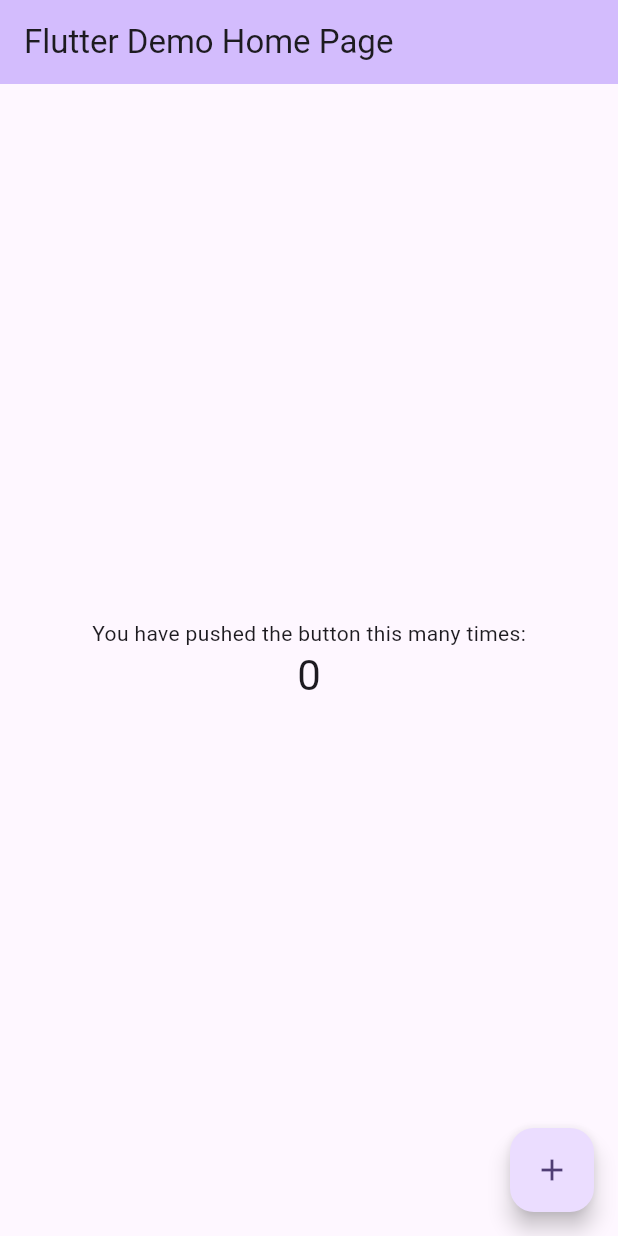
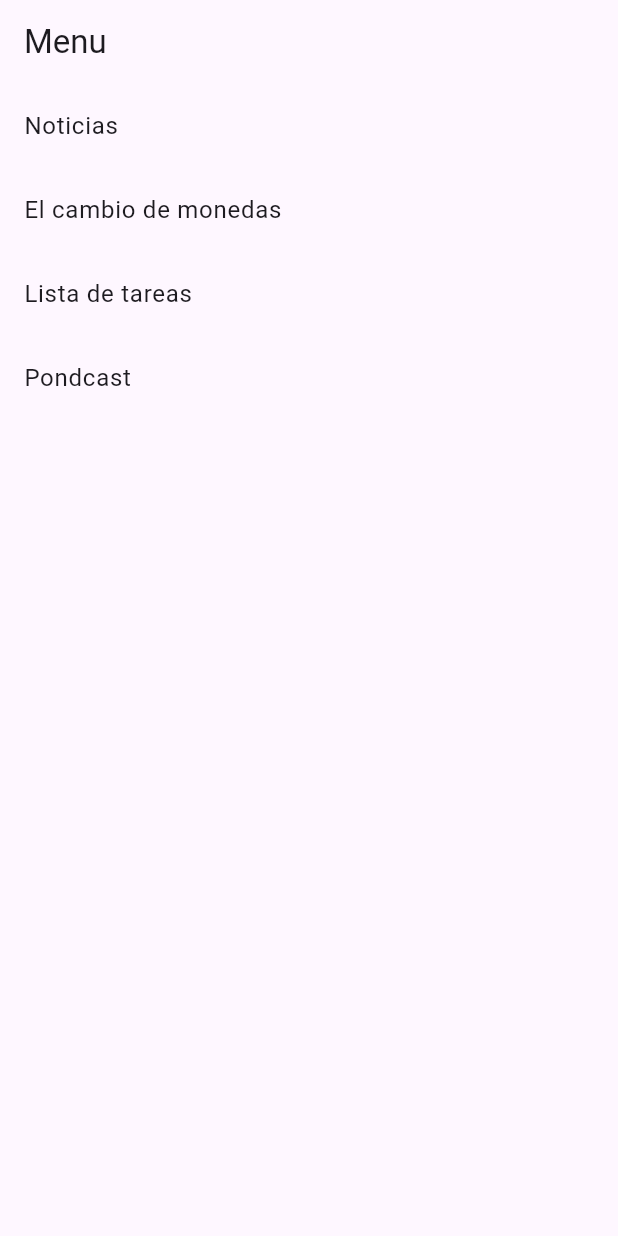
Before and after one commit to ClaudiaEspinal02/flutter_application_4, a Flutter app: the screen it shows after launch, on a phone screen of 412 x 824 dp. Run offline on Flutter 3.47's test engine with Material 3 defaults, Android fonts, the phone set to English and light mode, and no system bars.

Commit message:
Part1 Examen

```diff
--- a/lib/main.dart
+++ b/lib/main.dart
@@ -1,125 +1,25 @@
 import 'package:flutter/material.dart';
+import 'menu_screen.dart';
+import 'screen1.dart';
+import 'screen2.dart';
+import 'screen3.dart';
 
 void main() {
-  runApp(const MyApp());
+  runApp(MyApp());
 }
 
 class MyApp extends StatelessWidget {
-  const MyApp({super.key});
-
-  // This widget is the root of your application.
   @override
   Widget build(BuildContext context) {
     return MaterialApp(
-      title: 'Flutter Demo',
-      theme: ThemeData(
-        // This is the theme of your application.
-        //
-        // TRY THIS: Try running your application with "flutter run". You'll see
-        // the application has a purple toolbar. Then, without quitting the app,
-        // try changing the seedColor in the colorScheme below to Colors.green
-        // and then invoke "hot reload" (save your changes or press the "hot
-        // reload" button in a Flutter-supported IDE, or press "r" if you used
-        // the command line to start the app).
-        //
-        // Notice that the counter didn't reset back to zero; the application
-        // state is not lost during the reload. To reset the state, use hot
-        // restart instead.
-        //
-        // This works for code too, not just values: Most code changes can be
-        // tested with just a hot reload.
-        colorScheme: ColorScheme.fromSeed(seedColor: Colors.deepPurple),
-        useMaterial3: true,
-      ),
-      home: const MyHomePage(title: 'Flutter Demo Home Page'),
+      title: 'Flutter Navigation',
+      initialRoute: '/',
+      routes: {
+        '/': (context) => MenuScreen(),
+        '/screen1': (context) => Screen1(),
+        '/screen2': (context) => Screen2(),
+        '/screen3': (context) => Screen3(),
+      },
     );
   }
 }
-
-class MyHomePage extends StatefulWidget {
-  const MyHomePage({super.key, required this.title});
-
-  // This widget is the home page of your application. It is stateful, meaning
-  // that it has a State object (defined below) that contains fields that affect
-  // how it looks.
-
-  // This class is the configuration for the state. It holds the values (in this
-  // case the title) provided by the parent (in this case the App widget) and
-  // used by the build method of the State. Fields in a Widget subclass are
-  // always marked "final".
-
-  final String title;
-
-  @override
-  State<MyHomePage> createState() => _MyHomePageState();
-}
-
-class _MyHomePageState extends State<MyHomePage> {
-  int _counter = 0;
-
-  void _incrementCounter() {
-    setState(() {
-      // This call to setState tells the Flutter framework that something has
-      // changed in this State, which causes it to rerun the build method below
-      // so that the display can reflect the updated values. If we changed
-      // _counter without calling setState(), then the build method would not be
-      // called again, and so nothing would appear to happen.
-      _counter++;
-    });
-  }
-
-  @override
-  Widget build(BuildContext context) {
-    // This method is rerun every time setState is called, for instance as done
-    // by the _incrementCounter method above.
-    //
-    // The Flutter framework has been optimized to make rerunning build methods
-    // fast, so that you can just rebuild anything that needs updating rather
-    // than having to individually change instances of widgets.
-    return Scaffold(
-      appBar: AppBar(
-        // TRY THIS: Try changing the color here to a specific color (to
-        // Colors.amber, perhaps?) and trigger a hot reload to see the AppBar
-        // change color while the other colors stay the same.
-        backgroundColor: Theme.of(context).colorScheme.inversePrimary,
-        // Here we take the value from the MyHomePage object that was created by
-        // the App.build method, and use it to set our appbar title.
-        title: Text(widget.title),
-      ),
-      body: Center(
-        // Center is a layout widget. It takes a single child and positions it
-        // in the middle of the parent.
-        child: Column(
-          // Column is also a layout widget. It takes a list of children and
-          // arranges them vertically. By default, it sizes itself to fit its
-          // children horizontally, and tries to be as tall as its parent.
-          //
-          // Column has various properties to control how it sizes itself and
-          // how it positions its children. Here we use mainAxisAlignment to
-          // center the children vertically; the main axis here is the vertical
-          // axis because Columns are vertical (the cross axis would be
-          // horizontal).
-          //
-          // TRY THIS: Invoke "debug painting" (choose the "Toggle Debug Paint"
-          // action in the IDE, or press "p" in the console), to see the
-          // wireframe for each widget.
-          mainAxisAlignment: MainAxisAlignment.center,
-          children: <Widget>[
-            const Text(
-              'You have pushed the button this many times:',
-            ),
-            Text(
-              '$_counter',
-              style: Theme.of(context).textTheme.headlineMedium,
-            ),
-          ],
-        ),
-      ),
-      floatingActionButton: FloatingActionButton(
-        onPressed: _incrementCounter,
-        tooltip: 'Increment',
-        child: const Icon(Icons.add),
-      ), // This trailing comma makes auto-formatting nicer for build methods.
-    );
-  }
-}
--- /dev/null
+++ b/lib/menu_screen.dart
@@ -0,0 +1,40 @@
+import 'package:flutter/material.dart';
+
+class MenuScreen extends StatelessWidget {
+  @override
+  Widget build(BuildContext context) {
+    return Scaffold(
+      appBar: AppBar(
+        title: Text('Menu'),
+      ),
+      body: ListView(
+        children: <Widget>[
+          ListTile(
+            title: Text('Noticias'),
+            onTap: () {
+              Navigator.pushNamed(context, '/screen1');
+            },
+          ),
+          ListTile(
+            title: Text('El cambio de monedas'),
+            onTap: () {
+              Navigator.pushNamed(context, '/screen2');
+            },
+          ),
+          ListTile(
+            title: Text('Lista de tareas'),
+            onTap: () {
+              Navigator.pushNamed(context, '/screen3');
+            },
+          ),
+          ListTile(
+            title: Text('Pondcast'),
+            onTap: () {
+              Navigator.pushNamed(context, '/screen3');
+            },
+          ),
+        ],
+      ),
+    );
+  }
+}
--- /dev/null
+++ b/lib/noticias_model.dart
@@ -0,0 +1,11 @@
+class Noticias {
+  final String title;
+  final String description;
+  final String imageUrl;
+
+  Noticias({
+    required this.title,
+    required this.description,
+    required this.imageUrl,
+  });
+}
--- /dev/null
+++ b/lib/screen1.dart
@@ -0,0 +1,15 @@
+import 'package:flutter/material.dart';
+
+class Screen1 extends StatelessWidget {
+  @override
+  Widget build(BuildContext context) {
+    return Scaffold(
+      appBar: AppBar(
+        title: Text('Noticias'),
+      ),
+      body: Center(
+        child: Text('Estas son las noticias de Ceutec'),
+      ),
+    );
+  }
+}
--- /dev/null
+++ b/lib/screen2.dart
@@ -0,0 +1,15 @@
+import 'package:flutter/material.dart';
+
+class Screen2 extends StatelessWidget {
+  @override
+  Widget build(BuildContext context) {
+    return Scaffold(
+      appBar: AppBar(
+        title: Text('El cambio de monedas'),
+      ),
+      body: Center(
+        child: Text('El cambio de monedas'),
+      ),
+    );
+  }
+}
--- /dev/null
+++ b/lib/screen3.dart
@@ -0,0 +1,15 @@
+import 'package:flutter/material.dart';
+
+class Screen3 extends StatelessWidget {
+  @override
+  Widget build(BuildContext context) {
+    return Scaffold(
+      appBar: AppBar(
+        title: Text('Lista de tareas'),
+      ),
+      body: Center(
+        child: Text('Estas son tus tareas'),
+      ),
+    );
+  }
+}
```
Also changed, not shown: lib/screen4.dart (added, +15 -0 lines).
